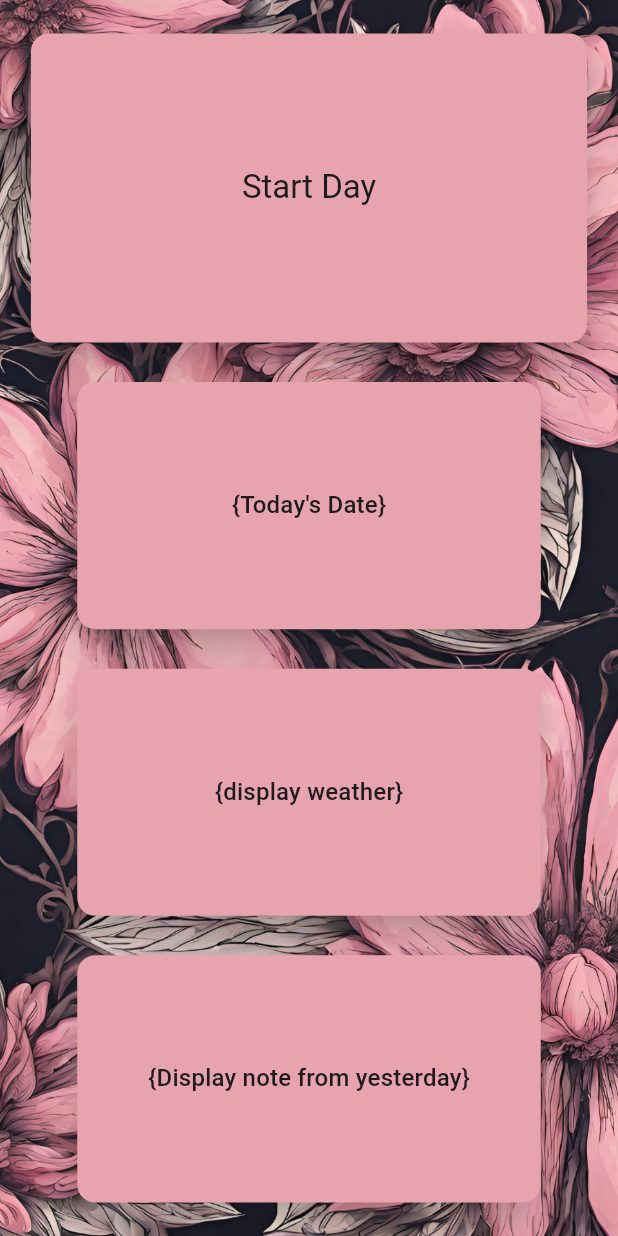
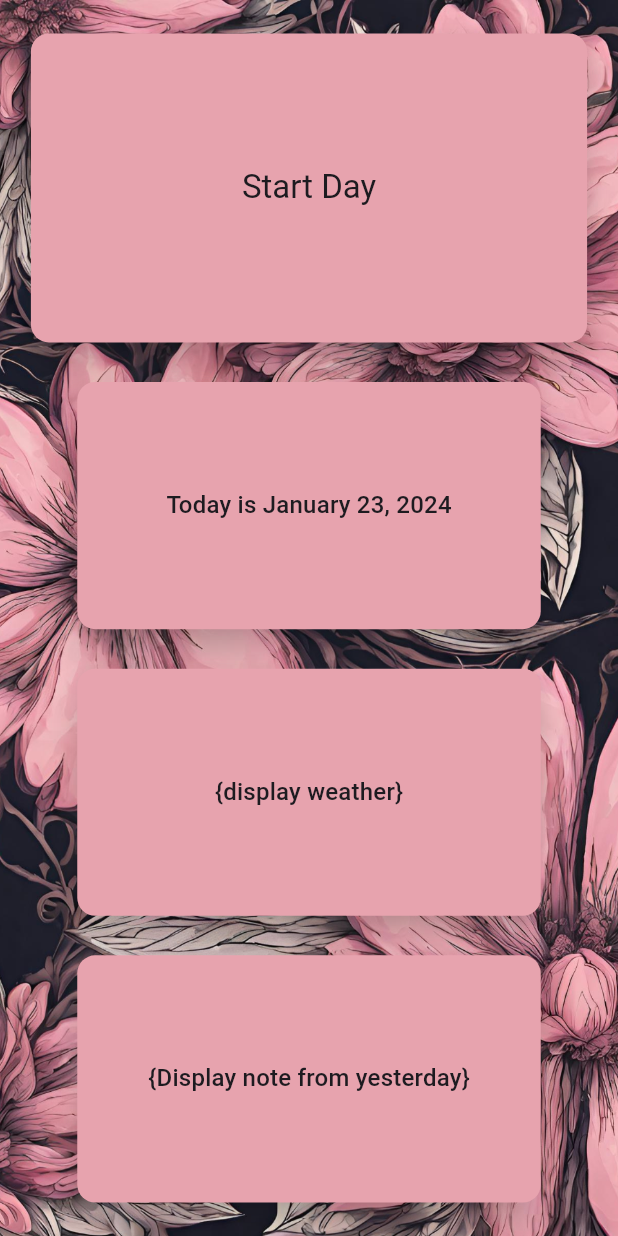
Before and after one commit to Hayley-Smith/lattice, a Flutter app: the screen it shows after launch, on a phone screen of 412 x 824 dp. Run offline on Flutter 3.47's test engine with Material 3 defaults, Android fonts, the phone set to English and light mode, and no system bars; our stand-ins replace firebase_core; accounts and stored records are empty; generated files the repository leaves out were written again.

Commit message:
added date to homepage
added date to homepage

```diff
--- a/lib/UI/widgets/date_card.dart
+++ b/lib/UI/widgets/date_card.dart
@@ -1,4 +1,5 @@
 import 'package:flutter/material.dart';
+import 'package:intl/intl.dart';
 
 class DateCard extends StatelessWidget {
   const DateCard({
@@ -7,6 +8,11 @@ class DateCard extends StatelessWidget {
 
   @override
   Widget build(BuildContext context) {
+
+    // Get today's date
+    DateTime now = DateTime.now();
+    String formattedDate = DateFormat('MMMM d, y').format(now);
+
     return InkWell(
       child: Card(
         elevation: 10,
@@ -18,7 +24,7 @@ class DateCard extends StatelessWidget {
           child: Center(
             child: Padding(
               padding: const EdgeInsets.all(8.0),
-              child: Text("{Today's Date}",style: Theme.of(context).textTheme.titleMedium,),
+              child: Text("Today is $formattedDate",style: Theme.of(context).textTheme.titleMedium,),
             ),
           ),
         ),
--- a/pubspec.yaml
+++ b/pubspec.yaml
@@ -37,6 +37,7 @@ dependencies:
   cupertino_icons: ^1.0.2
   firebase_core: ^2.24.2
   firebase_auth: ^4.16.0
+  intl: ^0.19.0
 
 dev_dependencies:
   flutter_test:
```
Also changed, not shown: pubspec.lock.
